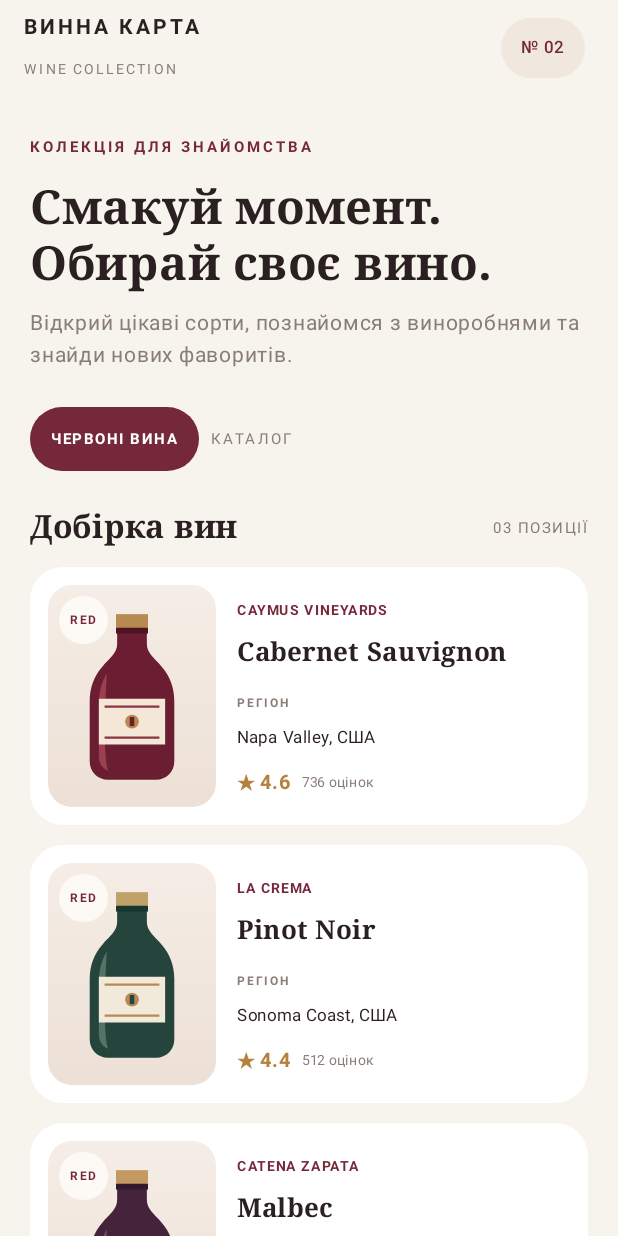
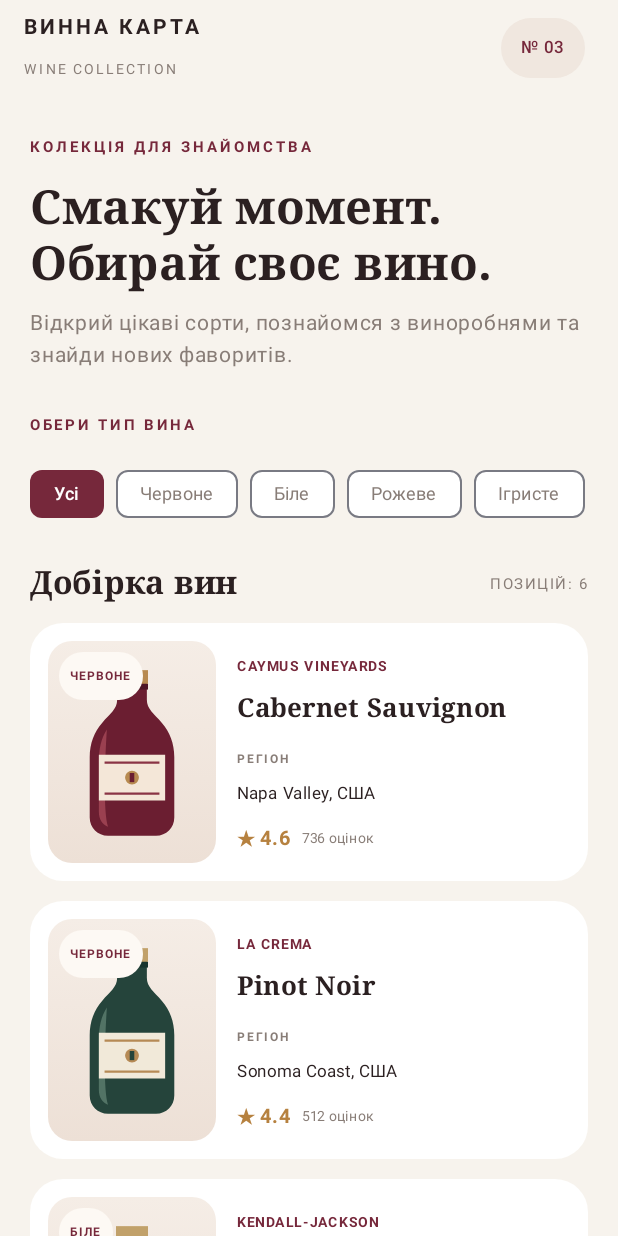
Before and after one commit to kosta223g/WineCard, an Android app built with Jetpack Compose: the screen it shows after launch (MainActivity), on a phone screen of 412 x 824 dp. Run offline under Robolectric (Android 15) with nearby library versions, the phone set to English and light mode, and no system bars.

Commit message:
Add wine category filters and empty state for lab 3

```diff
--- a/app/src/main/java/com/example/winecard/MainActivity.kt
+++ b/app/src/main/java/com/example/winecard/MainActivity.kt
@@ -5,6 +5,7 @@ import androidx.activity.ComponentActivity
 import androidx.activity.compose.setContent
 import androidx.compose.foundation.Image
 import androidx.compose.foundation.background
+import androidx.compose.foundation.horizontalScroll
 import androidx.compose.foundation.layout.Arrangement
 import androidx.compose.foundation.layout.Box
 import androidx.compose.foundation.layout.Column
@@ -21,13 +22,18 @@ import androidx.compose.foundation.shape.CircleShape
 import androidx.compose.foundation.shape.RoundedCornerShape
 import androidx.compose.foundation.verticalScroll
 import androidx.compose.material3.ExperimentalMaterial3Api
-import androidx.compose.material3.MaterialTheme
+import androidx.compose.material3.FilterChip
+import androidx.compose.material3.FilterChipDefaults
 import androidx.compose.material3.Scaffold
 import androidx.compose.material3.Surface
 import androidx.compose.material3.Text
 import androidx.compose.material3.TopAppBar
 import androidx.compose.material3.TopAppBarDefaults
 import androidx.compose.runtime.Composable
+import androidx.compose.runtime.getValue
+import androidx.compose.runtime.mutableStateOf
+import androidx.compose.runtime.remember
+import androidx.compose.runtime.setValue
 import androidx.compose.ui.Alignment
 import androidx.compose.ui.Modifier
 import androidx.compose.ui.draw.clip
@@ -42,10 +48,13 @@ import androidx.compose.ui.unit.sp
 import com.example.winecard.ui.theme.WineCardTheme
 
 /*
- * Модель повторює назви полів API SampleAPIs:
- * wine, winery, location, rating.average, rating.reviews та image.
- * У лабораторній №2 image містить назву локального drawable.
- * На лабораторній №7 замість неї надходитиме URL з API.
+ * Користувач обирає тип вина у верхньому рядку фільтрів,
+ * після чого каталог показує лише вина вибраного типу
+ * або повідомлення, якщо таких вин немає.
+ *
+ * Поля wine, winery, location, rating та image відповідають
+ * структурі об'єктів SampleAPIs. category — локальне поле
+ * класифікації для фільтрації каталогу за типом вина.
  */
 data class WineRating(
     val average: String,
@@ -57,31 +66,69 @@ data class Wine(
     val winery: String,
     val location: String,
     val rating: WineRating,
-    val image: String
+    val image: String,
+    val category: String
 )
 
-// Демонстраційний список вин зберігається окремо від верстки екрана.
+// Варіанти фільтра. Для "Ігристого" поки немає демонстраційних об'єктів,
+// щоб можна було перевірити стан порожнього результату.
+private val wineCategories = listOf(
+    "Усі",
+    "Червоне",
+    "Біле",
+    "Рожеве",
+    "Ігристе"
+)
+
+// Демонстраційний список із шести вин зберігається окремо від верстки.
 private val sampleWines = listOf(
     Wine(
         wine = "Cabernet Sauvignon",
         winery = "Caymus Vineyards",
         location = "Napa Valley, США",
         rating = WineRating(average = "4.6", reviews = "736 оцінок"),
-        image = "wine_cabernet"
+        image = "wine_cabernet",
+        category = "Червоне"
     ),
     Wine(
         wine = "Pinot Noir",
         winery = "La Crema",
         location = "Sonoma Coast, США",
         rating = WineRating(average = "4.4", reviews = "512 оцінок"),
-        image = "wine_pinot"
+        image = "wine_pinot",
+        category = "Червоне"
     ),
     Wine(
-        wine = "Malbec",
-        winery = "Catena Zapata",
-        location = "Mendoza, Аргентина",
-        rating = WineRating(average = "4.5", reviews = "684 оцінки"),
-        image = "wine_malbec"
+        wine = "Chardonnay",
+        winery = "Kendall-Jackson",
+        location = "California, США",
+        rating = WineRating(average = "4.3", reviews = "428 оцінок"),
+        image = "wine_pinot",
+        category = "Біле"
+    ),
+    Wine(
+        wine = "Sauvignon Blanc",
+        winery = "Cloudy Bay",
+        location = "Marlborough, Нова Зеландія",
+        rating = WineRating(average = "4.7", reviews = "891 оцінка"),
+        image = "wine_pinot",
+        category = "Біле"
+    ),
+    Wine(
+        wine = "Whispering Angel Rosé",
+        winery = "Château d'Esclans",
+        location = "Provence, Франція",
+        rating = WineRating(average = "4.5", reviews = "653 оцінки"),
+        image = "wine_malbec",
+        category = "Рожеве"
+    ),
+    Wine(
+        wine = "Miraval Rosé",
+        winery = "Château Miraval",
+        location = "Provence, Франція",
+        rating = WineRating(average = "4.4", reviews = "587 оцінок"),
+        image = "wine_malbec",
+        category = "Рожеве"
     )
 )
 
@@ -90,11 +137,19 @@ private val WineInk = Color(0xFF2B2021)
 private val WineBurgundy = Color(0xFF76283B)
 private val WineMuted = Color(0xFF887D77)
 private val WineGold = Color(0xFFB6813F)
-private val WineBorder = Color(0xFFECE3DA)
 
 @OptIn(ExperimentalMaterial3Api::class)
 @Composable
 fun WineCatalogScreen() {
+    // Єдине джерело стану вибраної категорії — composable екрана.
+    var selectedCategory by remember { mutableStateOf("Усі") }
+
+    val filteredWines = if (selectedCategory == "Усі") {
+        sampleWines
+    } else {
+        sampleWines.filter { wine -> wine.category == selectedCategory }
+    }
+
     Scaffold(
         containerColor = WineBackground,
         topBar = {
@@ -123,7 +178,7 @@ fun WineCatalogScreen() {
                         modifier = Modifier.padding(end = 18.dp)
                     ) {
                         Text(
-                            text = "№ 02",
+                            text = "№ 03",
                             modifier = Modifier.padding(horizontal = 13.dp, vertical = 8.dp),
                             color = WineBurgundy,
                             fontSize = 11.sp,
@@ -178,32 +233,25 @@ fun WineCatalogScreen() {
 
             Spacer(modifier = Modifier.height(24.dp))
 
-            Row(
-                verticalAlignment = Alignment.CenterVertically,
-                horizontalArrangement = Arrangement.spacedBy(8.dp)
-            ) {
-                Surface(
+            Text(
+                text = "ОБЕРИ ТИП ВИНА",
                 color = WineBurgundy,
-                    shape = RoundedCornerShape(50)
-                ) {
-                    Text(
-                        text = "ЧЕРВОНІ ВИНА",
-                        color = Color.White,
                 fontSize = 10.sp,
                 fontWeight = FontWeight.Bold,
-                        letterSpacing = 1.sp,
-                        modifier = Modifier.padding(horizontal = 14.dp, vertical = 9.dp)
+                letterSpacing = 1.8.sp
             )
+
+            Spacer(modifier = Modifier.height(10.dp))
+
+            WineCategorySelector(
+                categories = wineCategories,
+                selectedCategory = selectedCategory,
+                onCategorySelected = { category ->
+                    selectedCategory = category
                 }
-                Text(
-                    text = "КАТАЛОГ",
-                    color = WineMuted,
-                    fontSize = 10.sp,
-                    letterSpacing = 1.5.sp
             )
-            }
 
-            Spacer(modifier = Modifier.height(25.dp))
+            Spacer(modifier = Modifier.height(23.dp))
 
             Row(
                 modifier = Modifier.fillMaxWidth(),
@@ -211,14 +259,14 @@ fun WineCatalogScreen() {
                 horizontalArrangement = Arrangement.SpaceBetween
             ) {
                 Text(
-                    text = "Добірка вин",
+                    text = if (selectedCategory == "Усі") "Добірка вин" else selectedCategory + " вина",
                     color = WineInk,
                     fontSize = 21.sp,
                     fontWeight = FontWeight.SemiBold,
                     fontFamily = FontFamily.Serif
                 )
                 Text(
-                    text = "03 ПОЗИЦІЇ",
+                    text = "ПОЗИЦІЙ: ${filteredWines.size}",
                     color = WineMuted,
                     fontSize = 10.sp,
                     letterSpacing = 1.sp
@@ -227,10 +275,14 @@ fun WineCatalogScreen() {
 
             Spacer(modifier = Modifier.height(14.dp))
 
-            sampleWines.forEachIndexed { index, wine ->
+            if (filteredWines.isEmpty()) {
+                EmptyWineResults()
+            } else {
+                filteredWines.forEachIndexed { index, wine ->
                     WineCard(wine = wine)
-                if (index != sampleWines.lastIndex) {
+                    if (index != filteredWines.lastIndex) {
                         Spacer(modifier = Modifier.height(13.dp))
+                    }
                 }
             }
 
@@ -251,12 +303,95 @@ fun WineCatalogScreen() {
                 )
                 Spacer(modifier = Modifier.width(8.dp))
                 Text(
-                    text = "Демонстраційний каталог · лабораторна робота №2",
+                    text = "Демонстраційний каталог · лабораторна робота №3",
                     color = WineMuted,
                     fontSize = 10.sp
                 )
             }
         }
+    }
+}
+
+@Composable
+private fun WineCategorySelector(
+    categories: List<String>,
+    selectedCategory: String,
+    onCategorySelected: (String) -> Unit
+) {
+    Row(
+        modifier = Modifier
+            .fillMaxWidth()
+            .horizontalScroll(rememberScrollState()),
+        horizontalArrangement = Arrangement.spacedBy(8.dp),
+        verticalAlignment = Alignment.CenterVertically
+    ) {
+        categories.forEach { category ->
+            FilterChip(
+                selected = selectedCategory == category,
+                onClick = { onCategorySelected(category) },
+                label = {
+                    Text(
+                        text = category,
+                        fontSize = 12.sp,
+                        fontWeight = if (selectedCategory == category) {
+                            FontWeight.SemiBold
+                        } else {
+                            FontWeight.Normal
+                        }
+                    )
+                },
+                colors = FilterChipDefaults.filterChipColors(
+                    containerColor = Color.White,
+                    labelColor = WineMuted,
+                    selectedContainerColor = WineBurgundy,
+                    selectedLabelColor = Color.White
+                )
+            )
+        }
+    }
+}
+
+@Composable
+private fun EmptyWineResults() {
+    Column(
+        modifier = Modifier
+            .fillMaxWidth()
+            .clip(RoundedCornerShape(22.dp))
+            .background(Color.White)
+            .padding(horizontal = 24.dp, vertical = 30.dp),
+        horizontalAlignment = Alignment.CenterHorizontally
+    ) {
+        Box(
+            modifier = Modifier
+                .size(46.dp)
+                .clip(CircleShape)
+                .background(WineBackground),
+            contentAlignment = Alignment.Center
+        ) {
+            Text(
+                text = "🍷",
+                fontSize = 22.sp
+            )
+        }
+
+        Spacer(modifier = Modifier.height(14.dp))
+
+        Text(
+            text = "Поки немає вин цієї категорії",
+            color = WineInk,
+            fontSize = 16.sp,
+            fontWeight = FontWeight.SemiBold,
+            fontFamily = FontFamily.Serif
+        )
+
+        Spacer(modifier = Modifier.height(7.dp))
+
+        Text(
+            text = "Обери інший тип вина, щоб переглянути доступні позиції.",
+            color = WineMuted,
+            fontSize = 12.sp,
+            lineHeight = 18.sp
+        )
     }
 }
 
@@ -301,11 +436,11 @@ private fun WineCard(wine: Wine) {
                 shape = RoundedCornerShape(50)
             ) {
                 Text(
-                    text = "RED",
+                    text = wine.category.uppercase(),
                     color = WineBurgundy,
                     fontSize = 8.sp,
                     fontWeight = FontWeight.Bold,
-                    letterSpacing = 1.sp,
+                    letterSpacing = 0.7.sp,
                     modifier = Modifier.padding(horizontal = 7.dp, vertical = 4.dp)
                 )
             }
@@ -400,7 +535,6 @@ fun WineCardApp() {
     }
 }
 
-
 class MainActivity : ComponentActivity() {
     override fun onCreate(savedInstanceState: Bundle?) {
         super.onCreate(savedInstanceState)
```
Lines whose indentation alone changed are shown as unchanged.
